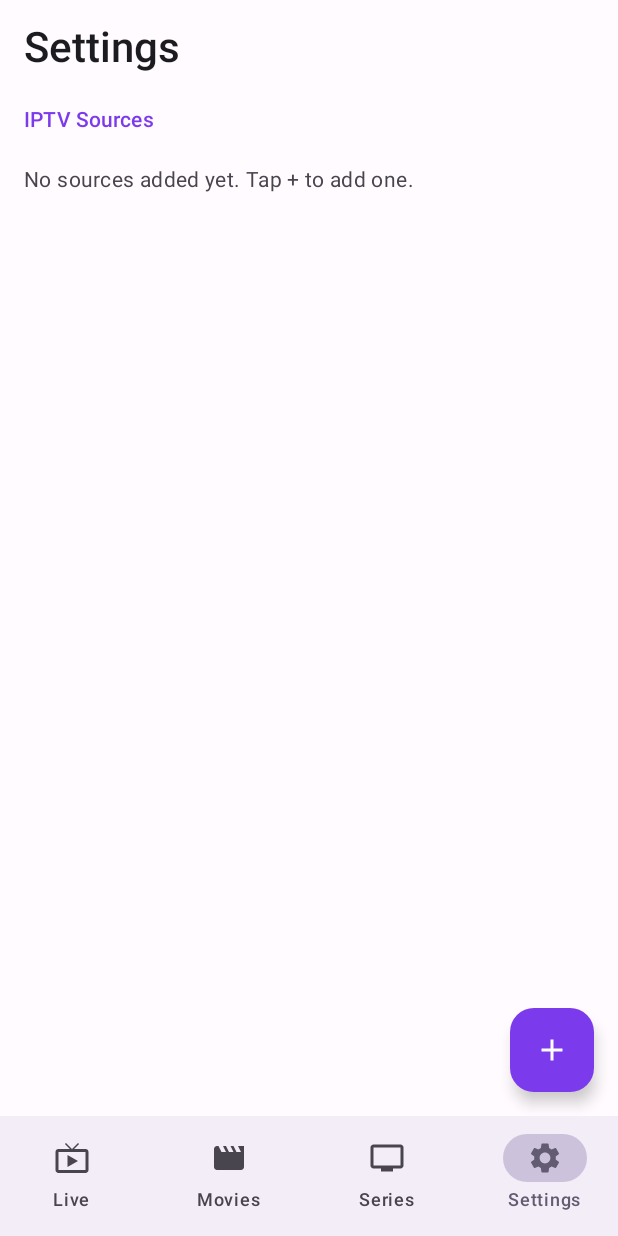
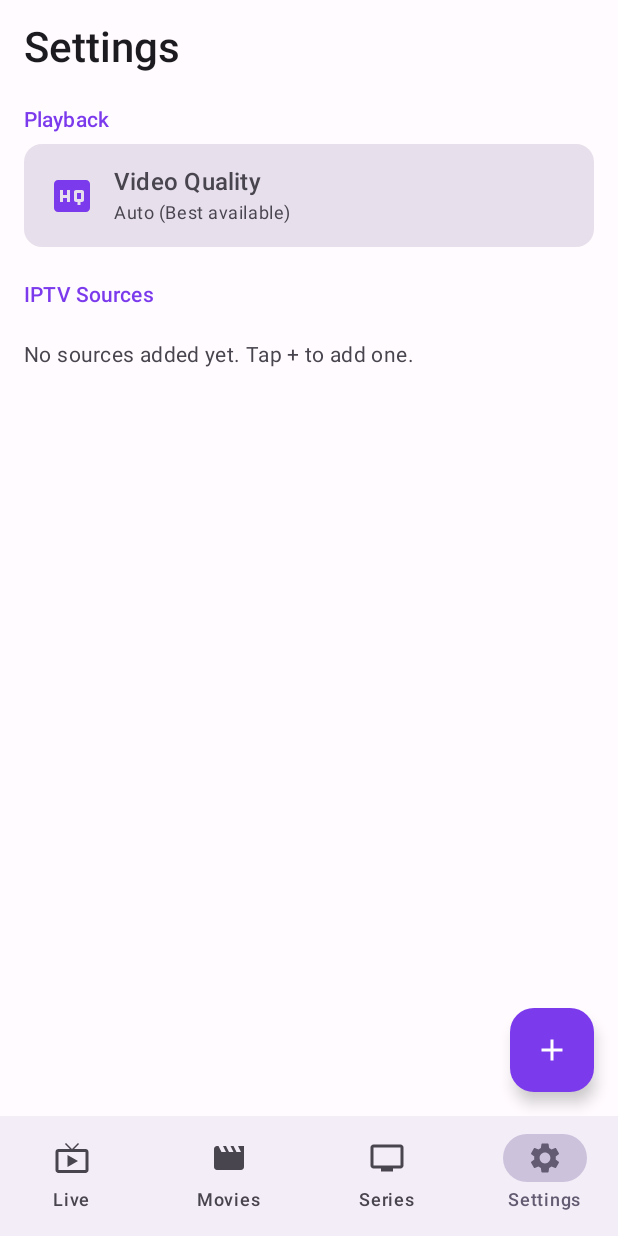
Before and after one commit to SteveJuniorMC/SpectreTV, an Android app built with Jetpack Compose: the screen it shows after launch (MainActivity), item 4 of the bottom bar chosen, on a phone screen of 412 x 824 dp. Run offline under Robolectric (Android 15) with nearby library versions, the phone set to English and light mode, and no system bars; our stand-ins replace Dagger/Hilt's generated code, Room's generated code; pictures from the network do not load.

Commit message:
Fix series loading and add video quality settings for slow internet
- Fix series_id parsing to handle both Int and String from different providers
- Add alternative release_date field support for series
- Add AppPreferences with DataStore for persisting settings
- Add VideoQuality enum with resolution/bitrate limits (Auto, High, Medium, Low, Very Low)
- Add video quality selector in Settings screen
- Apply quality constraints to ExoPlayer track selector
- Helps with slow internet by limiting max resolution and bitrate

🤖 Generated with [Claude Code](https://claude.com/claude-code)

Co-Authored-By: Claude Opus 4.5 <noreply@anthropic.com>

```diff
--- /dev/null
+++ b/app/src/main/java/com/spectretv/app/data/local/preferences/AppPreferences.kt
@@ -0,0 +1,43 @@
+package com.spectretv.app.data.local.preferences
+
+import android.content.Context
+import androidx.datastore.core.DataStore
+import androidx.datastore.preferences.core.Preferences
+import androidx.datastore.preferences.core.edit
+import androidx.datastore.preferences.core.intPreferencesKey
+import androidx.datastore.preferences.preferencesDataStore
+import dagger.hilt.android.qualifiers.ApplicationContext
+import kotlinx.coroutines.flow.Flow
+import kotlinx.coroutines.flow.map
+import javax.inject.Inject
+import javax.inject.Singleton
+
+private val Context.dataStore: DataStore<Preferences> by preferencesDataStore(name = "app_settings")
+
+enum class VideoQuality(val label: String, val maxHeight: Int, val maxBitrate: Int) {
+    AUTO("Auto (Best available)", Int.MAX_VALUE, Int.MAX_VALUE),
+    HIGH("High (1080p)", 1080, 8_000_000),
+    MEDIUM("Medium (720p)", 720, 4_000_000),
+    LOW("Low (480p)", 480, 2_000_000),
+    VERY_LOW("Very Low (360p)", 360, 1_000_000)
+}
+
+@Singleton
+class AppPreferences @Inject constructor(
+    @ApplicationContext private val context: Context
+) {
+    companion object {
+        private val VIDEO_QUALITY_KEY = intPreferencesKey("video_quality")
+    }
+
+    val videoQuality: Flow<VideoQuality> = context.dataStore.data.map { preferences ->
+        val ordinal = preferences[VIDEO_QUALITY_KEY] ?: VideoQuality.AUTO.ordinal
+        VideoQuality.entries.getOrElse(ordinal) { VideoQuality.AUTO }
+    }
+
+    suspend fun setVideoQuality(quality: VideoQuality) {
+        context.dataStore.edit { preferences ->
+            preferences[VIDEO_QUALITY_KEY] = quality.ordinal
+        }
+    }
+}
--- a/app/src/main/java/com/spectretv/app/data/remote/XtreamClient.kt
+++ b/app/src/main/java/com/spectretv/app/data/remote/XtreamClient.kt
@@ -147,6 +147,7 @@ class XtreamClient @Inject constructor(
 
             seriesList.mapNotNull { series ->
                 series.seriesId?.let { seriesId ->
+                    val releaseYear = (series.releaseDate ?: series.releaseDateAlt)?.take(4)
                     Series(
                         id = "${source.id}_series_$seriesId",
                         name = series.name ?: "Unknown",
@@ -155,7 +156,7 @@ class XtreamClient @Inject constructor(
                         backdropUrl = series.backdropPath?.firstOrNull(),
                         plot = series.plot,
                         genre = categoryMap[series.categoryId] ?: "Uncategorized",
-                        year = series.releaseDate?.take(4),
+                        year = releaseYear,
                         rating = series.rating,
                         sourceId = source.id
                     )
--- a/app/src/main/java/com/spectretv/app/presentation/screens/settings/SettingsScreen.kt
+++ b/app/src/main/java/com/spectretv/app/presentation/screens/settings/SettingsScreen.kt
@@ -1,5 +1,6 @@
 package com.spectretv.app.presentation.screens.settings
 
+import androidx.compose.foundation.clickable
 import androidx.compose.foundation.layout.Arrangement
 import androidx.compose.foundation.layout.Column
 import androidx.compose.foundation.layout.PaddingValues
@@ -16,13 +17,17 @@ import androidx.compose.foundation.lazy.items
 import androidx.compose.foundation.shape.RoundedCornerShape
 import androidx.compose.material.icons.Icons
 import androidx.compose.material.icons.filled.Add
+import androidx.compose.material.icons.filled.Check
 import androidx.compose.material.icons.filled.Cloud
 import androidx.compose.material.icons.filled.Delete
+import androidx.compose.material.icons.filled.HighQuality
 import androidx.compose.material.icons.filled.PlaylistPlay
 import androidx.compose.material.icons.filled.Refresh
 import androidx.compose.material3.Card
 import androidx.compose.material3.CardDefaults
 import androidx.compose.material3.CircularProgressIndicator
+import androidx.compose.material3.DropdownMenu
+import androidx.compose.material3.DropdownMenuItem
 import androidx.compose.material3.ExperimentalMaterial3Api
 import androidx.compose.material3.FloatingActionButton
 import androidx.compose.material3.Icon
@@ -38,11 +43,14 @@ import androidx.compose.runtime.Composable
 import androidx.compose.runtime.LaunchedEffect
 import androidx.compose.runtime.collectAsState
 import androidx.compose.runtime.getValue
+import androidx.compose.runtime.mutableStateOf
 import androidx.compose.runtime.remember
+import androidx.compose.runtime.setValue
 import androidx.compose.ui.Alignment
 import androidx.compose.ui.Modifier
 import androidx.compose.ui.unit.dp
 import androidx.hilt.navigation.compose.hiltViewModel
+import com.spectretv.app.data.local.preferences.VideoQuality
 import com.spectretv.app.domain.model.Source
 import com.spectretv.app.domain.model.SourceType
 
@@ -52,7 +60,9 @@ fun SettingsScreen(
     viewModel: SettingsViewModel = hiltViewModel()
 ) {
     val uiState by viewModel.uiState.collectAsState()
+    val videoQuality by viewModel.videoQuality.collectAsState()
     val snackbarHostState = remember { SnackbarHostState() }
+    var showQualityMenu by remember { mutableStateOf(false) }
 
     LaunchedEffect(uiState.error) {
         uiState.error?.let {
@@ -113,6 +123,81 @@ fun SettingsScreen(
                     )
                 }
             }
+
+            // Playback section
+            Text(
+                text = "Playback",
+                style = MaterialTheme.typography.titleSmall,
+                color = MaterialTheme.colorScheme.primary,
+                modifier = Modifier.padding(horizontal = 16.dp, vertical = 8.dp)
+            )
+
+            // Video quality selector
+            Card(
+                modifier = Modifier
+                    .fillMaxWidth()
+                    .padding(horizontal = 16.dp)
+                    .clickable { showQualityMenu = true },
+                shape = RoundedCornerShape(12.dp),
+                colors = CardDefaults.cardColors(
+                    containerColor = MaterialTheme.colorScheme.surfaceVariant
+                )
+            ) {
+                Row(
+                    modifier = Modifier
+                        .fillMaxWidth()
+                        .padding(16.dp),
+                    verticalAlignment = Alignment.CenterVertically
+                ) {
+                    Icon(
+                        imageVector = Icons.Default.HighQuality,
+                        contentDescription = null,
+                        tint = MaterialTheme.colorScheme.primary,
+                        modifier = Modifier.size(32.dp)
+                    )
+
+                    Spacer(modifier = Modifier.width(12.dp))
+
+                    Column(modifier = Modifier.weight(1f)) {
+                        Text(
+                            text = "Video Quality",
+                            style = MaterialTheme.typography.titleMedium
+                        )
+                        Spacer(modifier = Modifier.height(4.dp))
+                        Text(
+                            text = videoQuality.label,
+                            style = MaterialTheme.typography.bodySmall,
+                            color = MaterialTheme.colorScheme.onSurfaceVariant
+                        )
+                    }
+
+                    DropdownMenu(
+                        expanded = showQualityMenu,
+                        onDismissRequest = { showQualityMenu = false }
+                    ) {
+                        VideoQuality.entries.forEach { quality ->
+                            DropdownMenuItem(
+                                text = { Text(quality.label) },
+                                onClick = {
+                                    viewModel.setVideoQuality(quality)
+                                    showQualityMenu = false
+                                },
+                                leadingIcon = if (quality == videoQuality) {
+                                    {
+                                        Icon(
+                                            Icons.Default.Check,
+                                            contentDescription = null,
+                                            tint = MaterialTheme.colorScheme.primary
+                                        )
+                                    }
+                                } else null
+                            )
+                        }
+                    }
+                }
+            }
+
+            Spacer(modifier = Modifier.height(16.dp))
 
             // Sources section
             Text(
--- a/app/src/main/java/com/spectretv/app/presentation/screens/settings/SettingsViewModel.kt
+++ b/app/src/main/java/com/spectretv/app/presentation/screens/settings/SettingsViewModel.kt
@@ -2,6 +2,8 @@ package com.spectretv.app.presentation.screens.settings
 
 import androidx.lifecycle.ViewModel
 import androidx.lifecycle.viewModelScope
+import com.spectretv.app.data.local.preferences.AppPreferences
+import com.spectretv.app.data.local.preferences.VideoQuality
 import com.spectretv.app.domain.model.Source
 import com.spectretv.app.domain.model.SourceType
 import com.spectretv.app.domain.repository.ChannelRepository
@@ -9,8 +11,10 @@ import com.spectretv.app.domain.repository.SourceRepository
 import com.spectretv.app.domain.repository.VodRepository
 import dagger.hilt.android.lifecycle.HiltViewModel
 import kotlinx.coroutines.flow.MutableStateFlow
+import kotlinx.coroutines.flow.SharingStarted
 import kotlinx.coroutines.flow.StateFlow
 import kotlinx.coroutines.flow.asStateFlow
+import kotlinx.coroutines.flow.stateIn
 import kotlinx.coroutines.launch
 import javax.inject.Inject
 
@@ -25,11 +29,15 @@ data class SettingsUiState(
 class SettingsViewModel @Inject constructor(
     private val sourceRepository: SourceRepository,
     private val channelRepository: ChannelRepository,
-    private val vodRepository: VodRepository
+    private val vodRepository: VodRepository,
+    private val appPreferences: AppPreferences
 ) : ViewModel() {
 
     private val _uiState = MutableStateFlow(SettingsUiState())
     val uiState: StateFlow<SettingsUiState> = _uiState.asStateFlow()
+
+    val videoQuality: StateFlow<VideoQuality> = appPreferences.videoQuality
+        .stateIn(viewModelScope, SharingStarted.WhileSubscribed(5000), VideoQuality.AUTO)
 
     init {
         loadSources()
@@ -40,6 +48,12 @@ class SettingsViewModel @Inject constructor(
             sourceRepository.getAllSources().collect { sources ->
                 _uiState.value = _uiState.value.copy(sources = sources)
             }
+        }
+    }
+
+    fun setVideoQuality(quality: VideoQuality) {
+        viewModelScope.launch {
+            appPreferences.setVideoQuality(quality)
         }
     }
 
```
Also changed, not shown: app/src/main/java/com/spectretv/app/data/remote/dto/XtreamDtos.kt (+13 -3 lines), app/src/main/java/com/spectretv/app/presentation/screens/player/PlayerScreen.kt (+11 -0 lines), app/src/main/java/com/spectretv/app/presentation/screens/player/PlayerViewModel.kt (+8 -1 lines).
